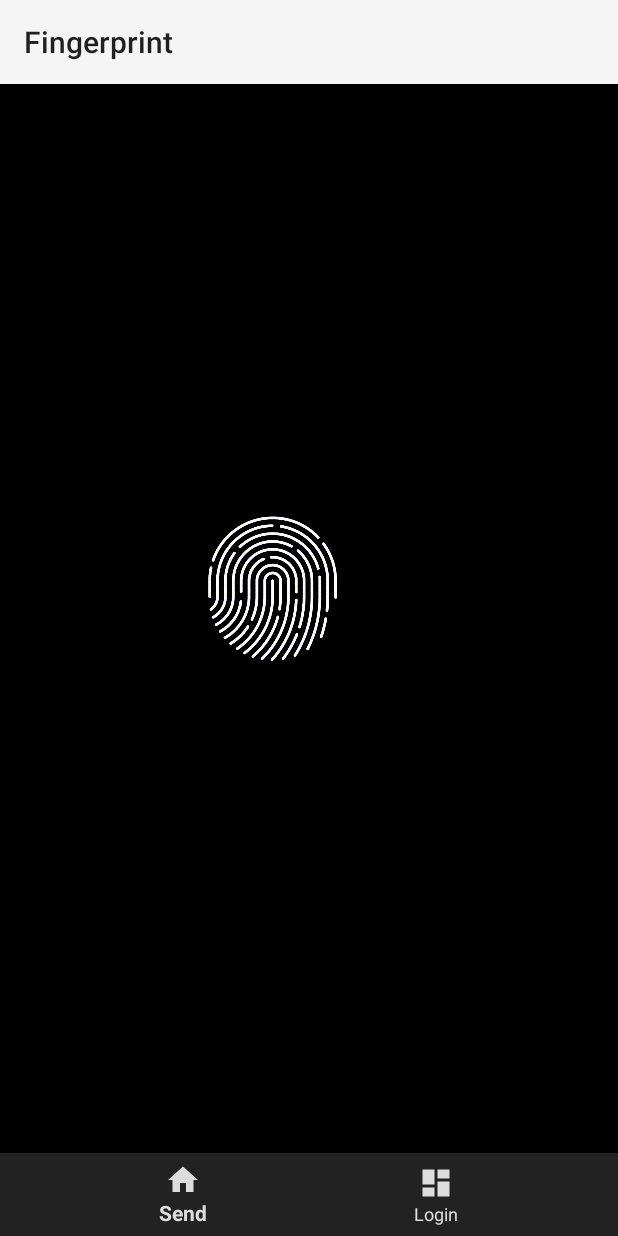
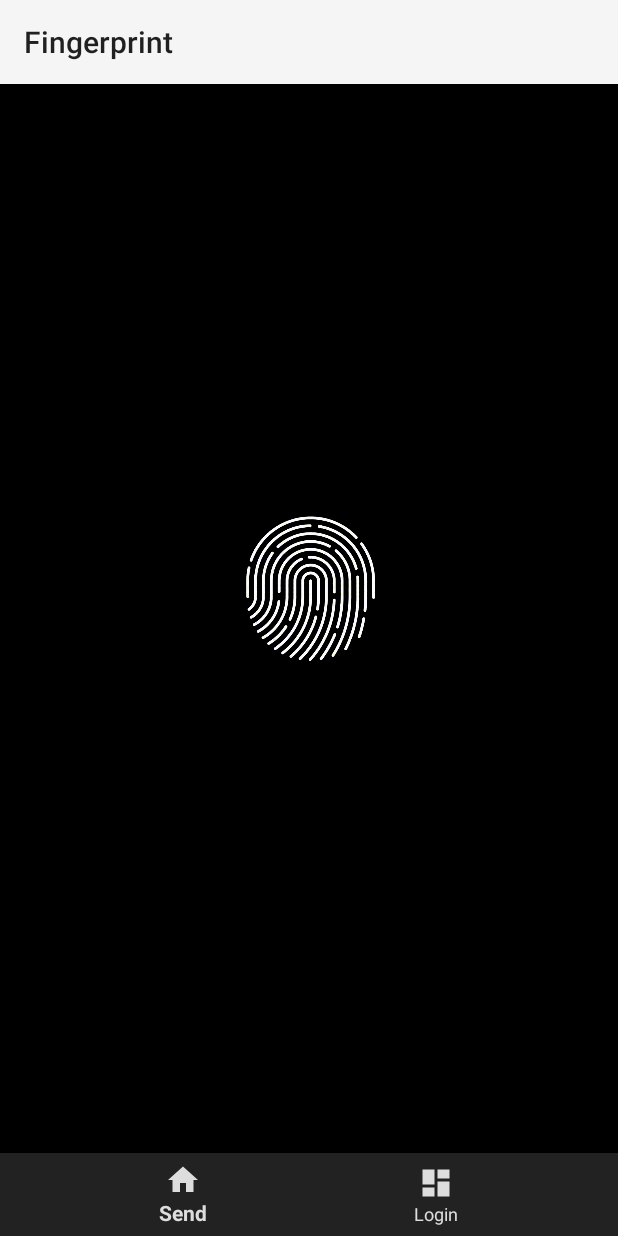
Before and after one commit to cneryx/InPrint, an Android app: the Activity1 screen opened directly, with no data from a screen before it, on a phone screen of 412 x 824 dp. Run offline under Robolectric (Android 15) with nearby library versions, the phone set to English and light mode, and no system bars; 3 statements that could not run were skipped.

Commit message:
hopefully centered

```diff
--- a/InPrint/app/src/main/java/com/example/inprint/FingerprintHandler.java
+++ b/InPrint/app/src/main/java/com/example/inprint/FingerprintHandler.java
@@ -31,14 +31,14 @@ public class FingerprintHandler extends FingerprintManager.AuthenticationCallbac
         //I’m going to display the results of fingerprint authentication as a series of toasts.
         //Here, I’m creating the message that’ll be displayed if an error occurs//
 
-        Toast.makeText(context, "Authentication error\n" + errString, Toast.LENGTH_LONG).show();
+        //0Toast.makeText(context, "Authentication error\n" + errString, Toast.LENGTH_LONG).show();
     }@Override
     public void onAuthenticationFailed() {
-        Toast.makeText(context, "Authentication failed", Toast.LENGTH_LONG).show();
+       // Toast.makeText(context, "Authentication failed", Toast.LENGTH_LONG).show();
     }
     @Override
     public void onAuthenticationHelp(int helpMsgId, CharSequence helpString) {
-        Toast.makeText(context, "Authentication help\n" + helpString, Toast.LENGTH_LONG).show();
+      //  Toast.makeText(context, "Authentication help\n" + helpString, Toast.LENGTH_LONG).show();
     }@Override
 
     //onAuthenticationSucceeded is called when a fingerprint has been successfully matched to one of the fingerprints stored on the user’s device//
--- a/InPrint/app/src/main/res/layout/activity1.xml
+++ b/InPrint/app/src/main/res/layout/activity1.xml
@@ -7,14 +7,18 @@
     android:layout_height="match_parent"
     android:background="#000000"
     tools:context=".MainActivity">
+
     <pl.droidsonroids.gif.GifImageView
         android:id="@+id/gifImageView"
         android:layout_width="362dp"
         android:layout_height="682dp"
         android:layout_above="@id/navigation"
+        android:layout_marginStart="8dp"
+        android:layout_marginEnd="8dp"
         android:background="#000000"
         android:src="@drawable/loading"
-        tools:layout_editor_absoluteX="24dp" />
+        app:layout_constraintEnd_toEndOf="parent"
+        app:layout_constraintStart_toStartOf="parent" />
 
     <android.support.design.widget.BottomNavigationView
         android:id="@+id/navigation"
```
